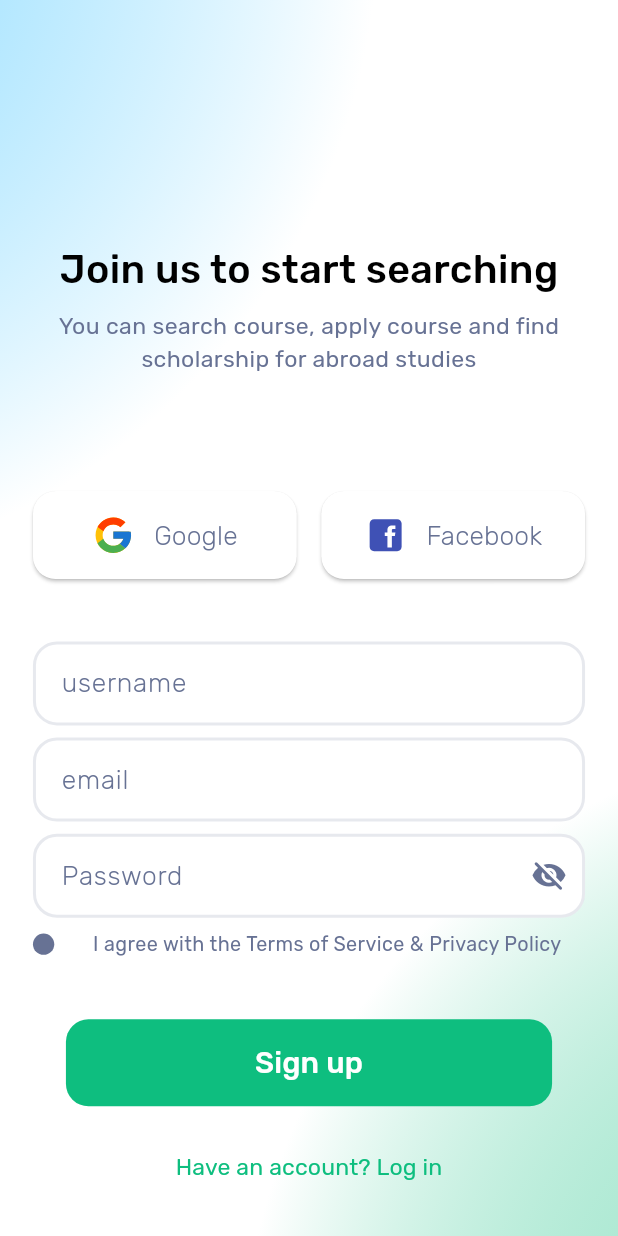
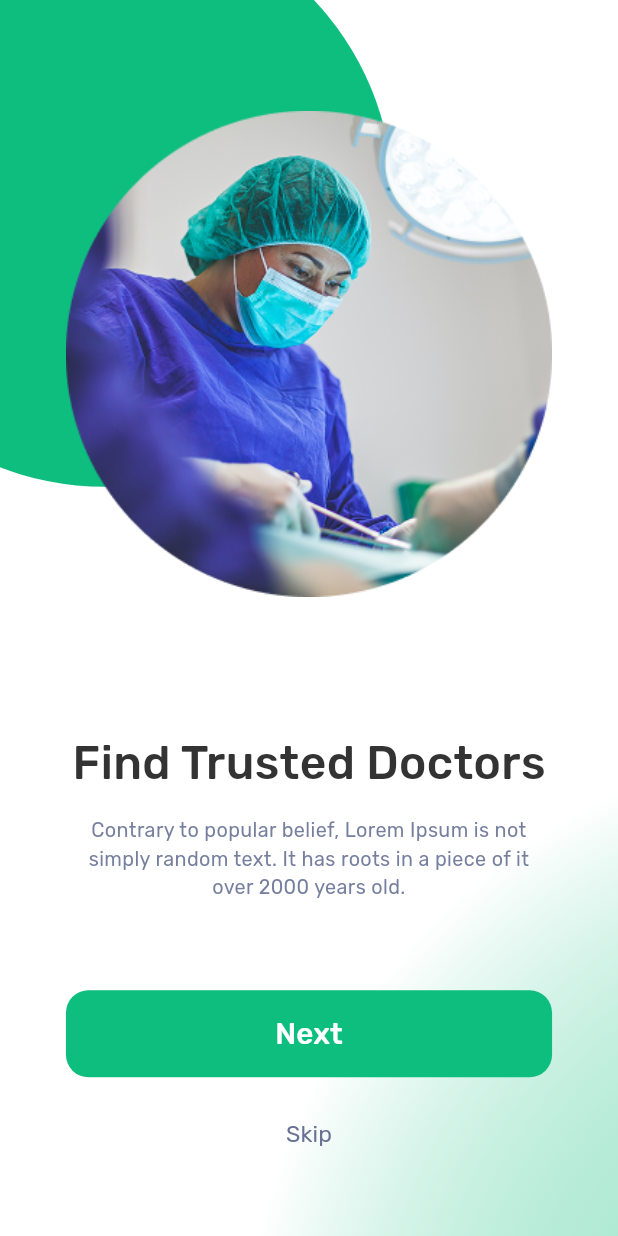
Before and after one commit to abdallahelnshar123-ux/doctor_hunt, a Flutter app: the screen it shows after launch, on a phone screen of 412 x 824 dp. Run offline on Flutter 3.47's test engine with Material 3 defaults, Android fonts, the phone set to English and light mode, and no system bars; our stand-ins replace flutter_screenutil, flutter_svg, go_router, google_fonts.

Commit message:
Implement onboarding feature and integrate Provider state management
* Create `OnBoardingPage` data model to represent onboarding step content.
* Implement `OnboardingViewModel` using `ChangeNotifier` to manage page transitions and navigation logic.
* Develop `OnboardingScreen` featuring animated image transitions and responsive layouts.
* Update `AppScaffold` to include a dynamic `_OnboardingBackground` that changes based on the current page index.
* Integrate the `provider` package and configure the onboarding screen as the initial route in `GoRouter`.
* Define onboarding static content and image asset paths in `AppConstants` and `AppAssets`.
* Add onboarding image assets and configure the `assets/images/` directory in `pubspec.yaml`.

```diff
--- a/lib/apps/core/utils/app_assets.dart
+++ b/lib/apps/core/utils/app_assets.dart
@@ -1,14 +1,14 @@
 class AppAssets {
   /// images =============================================================
-  static const String onBoardingImage1 = 'assets/images/onboarding1.png';
-  static const String onBoardingImage2 = 'assets/images/onboarding2.png';
-  static const String onBoardingImage3 = 'assets/images/onboarding3.png';
-  static const String appLogoDark = 'assets/icons/logo_dark.svg';
-  static const String appLogoLight = 'assets/icons/logo_light.svg';
+  static const String onBoardingImage1 = 'assets/images/on_boarding1.png';
+  static const String onBoardingImage2 = 'assets/images/on_boarding2.png';
+  static const String onBoardingImage3 = 'assets/images/on_boarding3.png';
+  // static const String appLogoDark = 'assets/icons/logo_dark.svg';
+  // static const String appLogoLight = 'assets/icons/logo_light.svg';
 
 
-  static const String avatarImage1 = 'assets/images/avatar1.png';
-  static const String avatarImage2 = 'assets/images/avatar2.png';
+  // static const String avatarImage1 = 'assets/images/avatar1.png';
+  // static const String avatarImage2 = 'assets/images/avatar2.png';
   // static const String avatarImage3 = 'assets/images/avatar3.png';
   // static const String avatarImage4 = 'assets/images/avatar4.png';
   // static const String avatarImage5 = 'assets/images/avatar5.png';
--- /dev/null
+++ b/lib/apps/core/utils/app_constants.dart
@@ -0,0 +1,48 @@
+import '../../features/onboarding/data/models/on_boarding_page.dart';
+import '../utils/app_assets.dart';
+
+class AppConstants {
+  static final List<OnBoardingPage> onBoardingPages = [
+    OnBoardingPage(
+      image: AppAssets.onBoardingImage1,
+      subtitle: "Contrary to popular belief, Lorem Ipsum "
+          "is not simply random text. It has roots in "
+          "a piece of it over 2000 years old.",
+      title: "Find Trusted Doctors",
+      firstButton: "Next",
+      secondButton: "Skip",
+      // subtitle: "onboarding_description1",
+      // title: "onboarding_title1",
+      // firstButton: "next",
+      // secondButton: 'skip',
+    ),
+
+    OnBoardingPage(
+      image: AppAssets.onBoardingImage2,
+      subtitle: "Contrary to popular belief, Lorem Ipsum is not"
+          " simply random text. It has roots in a piece of it"
+          " over 2000 years old.",
+      title: "Choose Best Doctors",
+      firstButton: "Next",
+      secondButton: "Skip",
+      // subtitle: "onboarding_description2",
+      // title: "onboarding_title2",
+      // firstButton: "next",
+      // secondButton: "skip",
+    ),
+
+    OnBoardingPage(
+      image: AppAssets.onBoardingImage3,
+      subtitle: "Contrary to popular belief, Lorem Ipsum is not"
+          " simply random text. It has roots"
+          " in a piece of it over 2000 years old.",
+      title: "Easy Appointments",
+      firstButton: "Get Started",
+      secondButton: "Skip",
+      // subtitle: "onboarding_description3",
+      // title: "onboarding_title3",
+      // firstButton: "sign_in",
+      // secondButton: "skip",
+    ),
+  ];
+}
--- a/lib/apps/core/utils/app_routes.dart
+++ b/lib/apps/core/utils/app_routes.dart
@@ -2,4 +2,5 @@ class AppRoutes {
 
   static const String loginRouteName = 'login_screen';
   static const String registerRouteName = 'register_screen';
+  static const String onboardingRouteName = 'onboarding_screen';
 }
--- a/lib/apps/core/widgets/app_scaffold.dart
+++ b/lib/apps/core/widgets/app_scaffold.dart
@@ -31,6 +31,8 @@ class AppScaffold extends StatelessWidget {
   final bool drawerBarrierDismissible;
   final BoxDecoration? persistentFooterDecoration;
   final String? restorationId;
+  final bool isOnboarding;
+  final int? index;
 
   const AppScaffold({
     super.key,
@@ -61,6 +63,8 @@ class AppScaffold extends StatelessWidget {
     this.drawerBarrierDismissible = true,
     this.persistentFooterDecoration,
     this.restorationId,
+    this.isOnboarding = false,
+    this.index,
   });
 
   @override
@@ -73,7 +77,9 @@ class AppScaffold extends StatelessWidget {
         appBar: appBar,
         body: Stack(
           children: [
-            const _Background(),
+            isOnboarding == true && index != null
+                ?  _OnboardingBackground(index!)
+                : const _MainBackground(),
             if (body != null) Positioned.fill(child: body!),
           ],
         ),
@@ -107,8 +113,8 @@ class AppScaffold extends StatelessWidget {
   }
 }
 
-class _Background extends StatelessWidget {
-  const _Background();
+class _MainBackground extends StatelessWidget {
+  const _MainBackground();
 
   @override
   Widget build(BuildContext context) {
@@ -153,3 +159,49 @@ class _Background extends StatelessWidget {
     );
   }
 }
+
+class _OnboardingBackground extends StatelessWidget {
+  final int index;
+
+  const _OnboardingBackground(this.index);
+
+  @override
+  Widget build(BuildContext context) {
+    return Stack(
+      children: [
+        Container(color: Colors.white),
+
+        Positioned(
+          top: -60,
+          right: index % 2 == 0 ? 150 : null,
+          left: index % 2 != 0 ? 150: null,
+          child: Container(
+            width: 350.w,
+            height: 350.w,
+            decoration: BoxDecoration(
+              shape: BoxShape.circle,
+              color: AppColors.brandPrimary,
+            ),
+          ),
+        ),
+
+        Positioned(
+          bottom: -650,
+          left: 50,
+          child: Container(
+            width: 1000.w,
+            height: 1000.w,
+            decoration: BoxDecoration(
+              shape: BoxShape.circle,
+              gradient: RadialGradient(
+                radius: .5,
+                stops: [0, 0.8],
+                colors: [AppColors.bgGreenGradient, AppColors.bgPrimary],
+              ),
+            ),
+          ),
+        ),
+      ],
+    );
+  }
+}
--- /dev/null
+++ b/lib/apps/features/onboarding/data/models/on_boarding_page.dart
@@ -0,0 +1,19 @@
+class OnBoardingPage {
+  OnBoardingPage({
+    required this.image,
+    required this.title,
+    required this.subtitle,
+    required this.firstButton,
+    required this.secondButton,
+  });
+
+  String image;
+
+  String title;
+
+  String subtitle;
+
+  String firstButton;
+
+  String secondButton;
+}
--- /dev/null
+++ b/lib/apps/features/onboarding/presentation/controller/onboarding_controller.dart
@@ -0,0 +1,31 @@
+import 'package:flutter/material.dart';
+
+import '../../../../core/utils/app_constants.dart';
+
+class OnboardingViewModel extends ChangeNotifier {
+  final int onboardingPagesNumber = AppConstants.onBoardingPages.length;
+
+  int currentIndex = 0;
+
+  OnboardingViewModel();
+
+  void changeIndex(int index) {
+    if (currentIndex != index) {
+      currentIndex = index;
+      notifyListeners();
+    }
+  }
+
+  void onFirstButtonClick() {
+    if (currentIndex < onboardingPagesNumber - 1) {
+      currentIndex++;
+      notifyListeners();
+    } else {
+      // _setOnboardingDoneUseCase.setOnboardingDone();
+    }
+  }
+
+  void onSecondButtonClick() {
+    // _setOnboardingDoneUseCase.setOnboardingDone();
+  }
+}
--- /dev/null
+++ b/lib/apps/features/onboarding/presentation/screens/onboarding_screen.dart
@@ -0,0 +1,102 @@
+import 'package:doctor_hunt/apps/core/utils/app_styles.dart';
+import 'package:flutter/material.dart';
+import 'package:flutter_screenutil/flutter_screenutil.dart';
+import 'package:go_router/go_router.dart';
+import 'package:provider/provider.dart';
+
+import '../../../../core/utils/app_colors.dart';
+import '../../../../core/utils/app_constants.dart';
+import '../../../../core/utils/app_routes.dart';
+import '../../../../core/widgets/app_scaffold.dart';
+import '../../../auth/presentation/widgets/custom_elevated_button.dart';
+import '../../data/models/on_boarding_page.dart';
+import '../controller/onboarding_controller.dart';
+
+class OnboardingScreen extends StatelessWidget {
+  const OnboardingScreen({super.key});
+
+  @override
+  Widget build(BuildContext context) {
+    final OnboardingViewModel provider = context.watch<OnboardingViewModel>();
+    final int currentIndex = provider.currentIndex;
+    final List<OnBoardingPage> onboardingDataList =
+        AppConstants.onBoardingPages;
+
+    return SafeArea(
+      top: false,
+      bottom: true,
+      child: AppScaffold(
+        isOnboarding: true,
+        index: currentIndex,
+        body: Padding(
+          padding: EdgeInsets.fromLTRB(40.w, 0, 40.w, 43.h),
+          child: Column(
+            spacing: 14.h,
+            crossAxisAlignment: .center,
+            children: [
+              // SizedBox(height: 80.h),
+              Expanded(
+                child: AnimatedSwitcher(
+                  duration: const Duration(milliseconds: 300),
+                  transitionBuilder: (child, animation) {
+                    return FadeTransition(opacity: animation, child: child);
+                  },
+                  child: Image.asset(
+                    key: ValueKey(onboardingDataList[currentIndex].image),
+                    onboardingDataList[currentIndex].image,
+                    width: double.infinity,
+                    fit: .cover,
+                  ),
+                ),
+              ),
+              FittedBox(
+                fit: BoxFit.scaleDown,
+                child: Text(
+                  onboardingDataList[currentIndex].title,
+                  textAlign: TextAlign.center,
+                  style: AppStyles.rubikMedium28(AppColors.textTertiary),
+                ),
+              ),
+              Text(
+                onboardingDataList[currentIndex].subtitle,
+                textAlign: TextAlign.center,
+                style: AppStyles.rubikRegular12(AppColors.textSecondary90),
+              ),
+              SizedBox(height: 30.h),
+              CustomElevatedButton(
+                buttonWidth: 1.sw - 48.w,
+                onPressed: () {
+                  final wasLastPage =
+                      provider.currentIndex ==
+                      provider.onboardingPagesNumber - 1;
+
+                  provider.onFirstButtonClick();
+
+                  if (wasLastPage) {
+                    context.goNamed(AppRoutes.loginRouteName);
+                  }
+                },
+                backgroundColor: AppColors.brandPrimary,
+                child: Text(
+                  onboardingDataList[currentIndex].firstButton,
+                  style: AppStyles.rubikMedium18(AppColors.bgPrimary),
+                ),
+              ),
+
+              TextButton(
+                onPressed: () {
+                  provider.onSecondButtonClick();
+                  context.goNamed(AppRoutes.loginRouteName);
+                },
+                child: Text(
+                  onboardingDataList[currentIndex].secondButton,
+                  style: AppStyles.rubikRegular14(AppColors.textSecondary),
+                ),
+              ),
+            ],
+          ),
+        ),
+      ),
+    );
+  }
+}
--- a/lib/main.dart
+++ b/lib/main.dart
@@ -1,9 +1,12 @@
 import 'package:doctor_hunt/apps/core/utils/app_routes.dart';
 import 'package:doctor_hunt/apps/features/auth/presentation/screens/login_screen.dart';
 import 'package:doctor_hunt/apps/features/auth/presentation/screens/register_screen.dart';
+import 'package:doctor_hunt/apps/features/onboarding/presentation/controller/onboarding_controller.dart';
+import 'package:doctor_hunt/apps/features/onboarding/presentation/screens/onboarding_screen.dart';
 import 'package:flutter/material.dart';
 import 'package:flutter_screenutil/flutter_screenutil.dart';
 import 'package:go_router/go_router.dart';
+import 'package:provider/provider.dart';
 
 void main() {
   runApp(const MyApp());
@@ -19,7 +22,7 @@ class MyApp extends StatelessWidget {
       builder: (context, child) => MaterialApp.router(
         debugShowCheckedModeBanner: false,
         routerConfig: GoRouter(
-          initialLocation: '/${AppRoutes.registerRouteName}',
+          initialLocation: '/${AppRoutes.onboardingRouteName}',
           routes: [
             GoRoute(
               path: '/${AppRoutes.loginRouteName}',
@@ -31,6 +34,14 @@ class MyApp extends StatelessWidget {
               name: AppRoutes.registerRouteName,
               builder: (context, state) => const RegisterScreen(),
             ),
+            GoRoute(
+              path: '/${AppRoutes.onboardingRouteName}',
+              name: AppRoutes.onboardingRouteName,
+              builder: (context, state) => ChangeNotifierProvider(
+                create: (context) => OnboardingViewModel(),
+                child: const OnboardingScreen(),
+              ),
+            ),
           ],
         ),
       ),
--- a/pubspec.yaml
+++ b/pubspec.yaml
@@ -38,6 +38,7 @@ dependencies:
   flutter_screenutil: ^5.9.3
   go_router: ^17.5.0
   flutter_svg: ^2.3.0
+  provider: ^6.1.5+1
 
 dev_dependencies:
   flutter_test:
@@ -64,6 +65,7 @@ flutter:
   # To add assets to your application, add an assets section, like this:
   assets:
     - assets/icons/
+    - assets/images/
   #   - images/a_dot_ham.jpeg
 
   # An image asset can refer to one or more resolution-specific "variants", see
```
Also changed, not shown: assets/images/2.0x/on_boarding1@2x.png (added), assets/images/2.0x/on_boarding2@2x.png (added), assets/images/2.0x/on_boarding3@2x.png (added), assets/images/3.0x/on_boarding1@3x.png (added), assets/images/3.0x/on_boarding2@3x.png (added), assets/images/3.0x/on_boarding3@3x.png (added), assets/images/on_boarding1.png (added), assets/images/on_boarding2.png (added), assets/images/on_boarding3.png (added), pubspec.lock.
